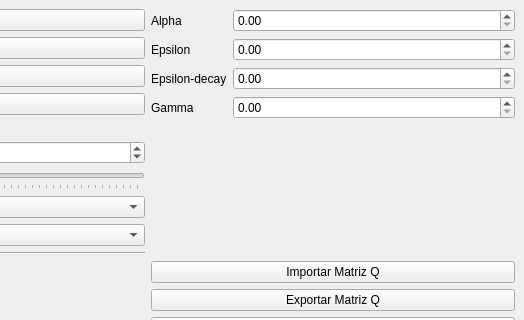
First picture: the form in prueba.ui, repository elKuston/QLearning, before the edit; both pictures show x 228 to 752 and y 0 to 320 of the 752 by 600 pixel window.
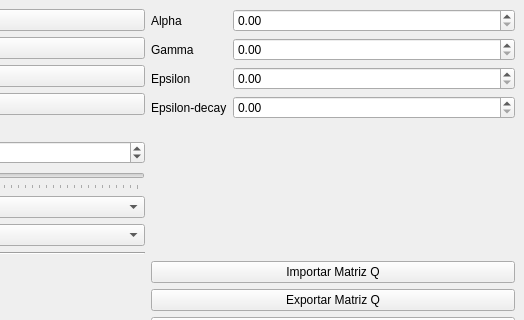
Second picture: the form after the edit. Custom widgets are drawn as their Qt base class.

Patch:
```diff
--- a/prueba.ui
+++ b/prueba.ui
@@ -188,30 +188,13 @@
         </property>
        </widget>
       </item>
-      <item row="1" column="0">
-       <widget class="QLabel" name="label_3">
+      <item row="2" column="0">
+       <widget class="QLabel" name="variableParamLabel1">
         <property name="text">
          <string>Epsilon</string>
         </property>
        </widget>
       </item>
-      <item row="1" column="1">
-       <widget class="QDoubleSpinBox" name="epsilonSpinbox">
-        <property name="maximum">
-         <double>1.000000000000000</double>
-        </property>
-        <property name="singleStep">
-         <double>0.010000000000000</double>
-        </property>
-       </widget>
-      </item>
-      <item row="2" column="0">
-       <widget class="QLabel" name="label_4">
-        <property name="text">
-         <string>Epsilon-decay</string>
-        </property>
-       </widget>
-      </item>
       <item row="2" column="1">
        <widget class="QDoubleSpinBox" name="variableParamSpinbox1">
         <property name="maximum">
@@ -223,13 +206,30 @@
        </widget>
       </item>
       <item row="3" column="0">
+       <widget class="QLabel" name="variableParamLabel2">
+        <property name="text">
+         <string>Epsilon-decay</string>
+        </property>
+       </widget>
+      </item>
+      <item row="3" column="1">
+       <widget class="QDoubleSpinBox" name="variableParamSpinbox2">
+        <property name="maximum">
+         <double>1.000000000000000</double>
+        </property>
+        <property name="singleStep">
+         <double>0.010000000000000</double>
+        </property>
+       </widget>
+      </item>
+      <item row="1" column="0">
        <widget class="QLabel" name="label_5">
         <property name="text">
          <string>Gamma</string>
         </property>
        </widget>
       </item>
-      <item row="3" column="1">
+      <item row="1" column="1">
        <widget class="QDoubleSpinBox" name="gammaSpinbox">
         <property name="maximum">
          <double>1.000000000000000</double>
```
Left out of the diff: 32 changed lines with no effect on the pictures.
